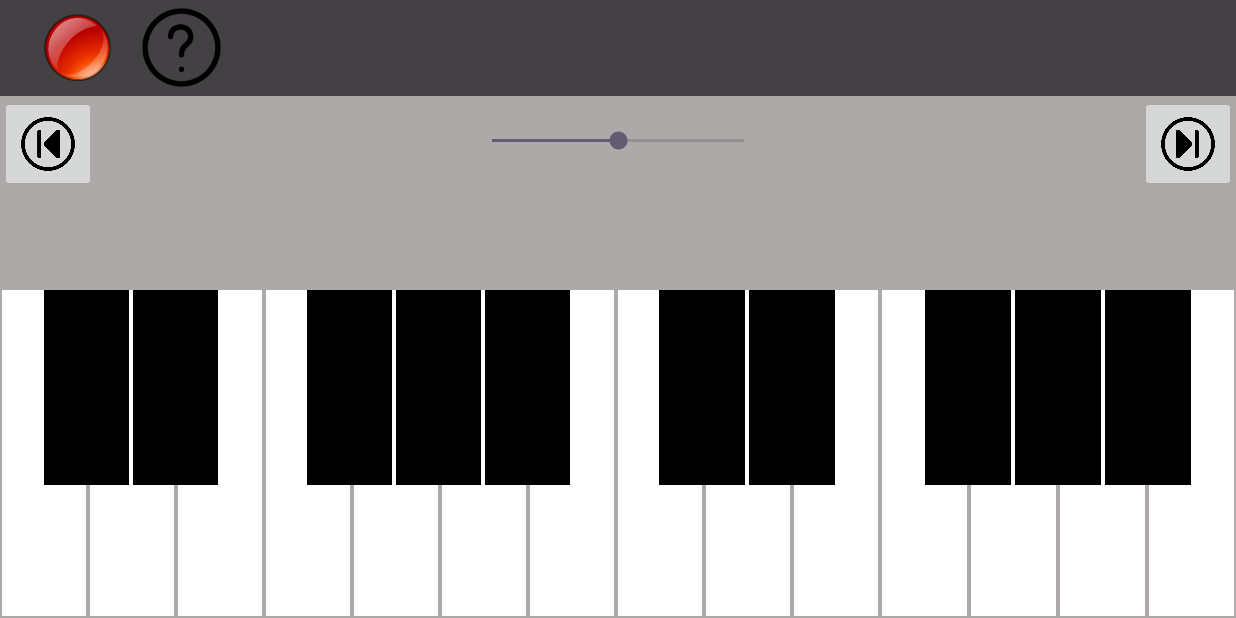
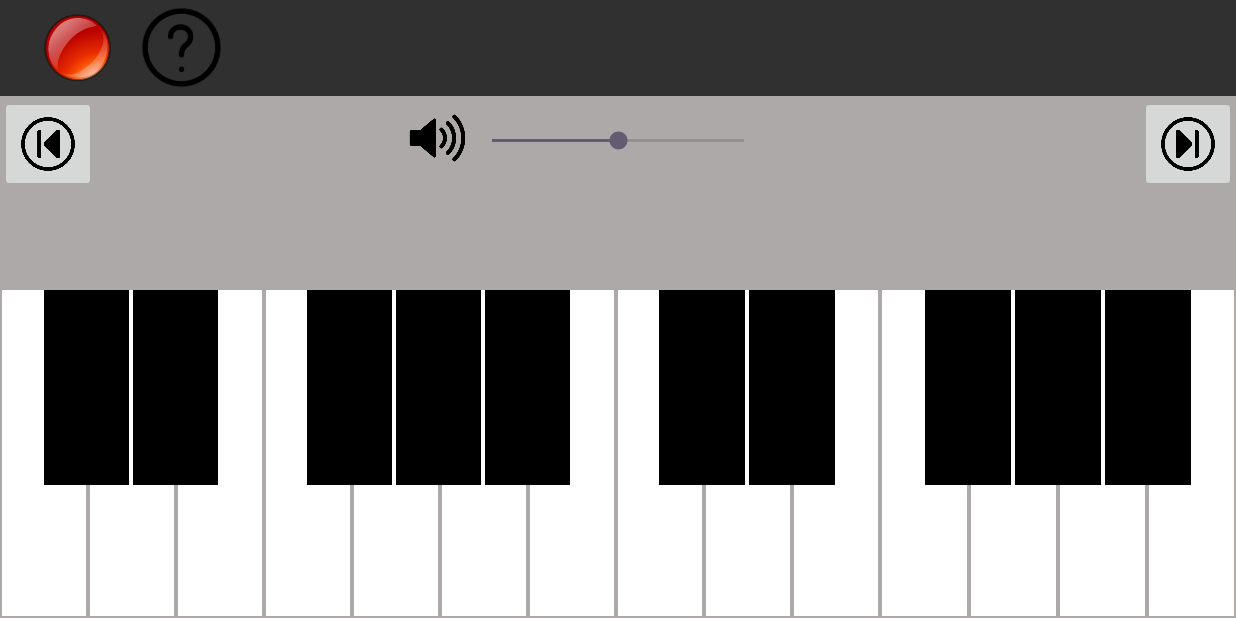
Before and after one commit to ItayB1301/PianoProject, an Android app: the FrontPageActivity screen opened directly, with no data from a screen before it, on a phone screen of 824 x 412 dp (held sideways). Run offline under Robolectric (Android 15) with nearby library versions, the phone set to English and light mode, and no system bars.

Commit message:
Initial commit

```diff
--- a/app/src/main/java/com/example/pianoproject/FrontPageActivity.java
+++ b/app/src/main/java/com/example/pianoproject/FrontPageActivity.java
@@ -11,8 +11,11 @@ import android.os.Handler;
 import android.util.Log;
 import android.view.MotionEvent;
 import android.view.View;
+import android.widget.Button;
 import android.widget.ImageButton;
+import android.widget.ImageView;
 import android.widget.SeekBar;
+import android.widget.Toast;
 
 
 import java.util.HashMap;
@@ -22,7 +25,7 @@ public class FrontPageActivity extends AppCompatActivity
         implements View.OnClickListener, SoundPool.OnLoadCompleteListener,
         View.OnTouchListener {
 
-
+    private boolean off=true;
     private float volumeLeft=0.5f;
     private float volumeRight=0.5f;
     private SoundPool soundPool;
@@ -92,6 +95,7 @@ public class FrontPageActivity extends AppCompatActivity
         }
 
 
+
         for(int i=0;i<arrBtnId.length;i++){
             map.put(arrBtnId[i],i);
         }
@@ -102,12 +106,19 @@ public class FrontPageActivity extends AppCompatActivity
 
         SeekBar sb = findViewById(R.id.seekBar);
         sb.setProgress((int)(volumeLeft * 100));
+
+        ImageView volume=findViewById(R.id.volume);
         sb.setOnSeekBarChangeListener(new SeekBar.OnSeekBarChangeListener() {
             @Override
             public void onProgressChanged(SeekBar seekBar, int progress, boolean fromUser) {
                 Log.e("FRONT", ""+progress);
                 volumeLeft = progress/100.0f;
                 volumeRight = progress/100.0f;
+                if(progress==0)
+                    volume.setImageResource(R.drawable.volume_off);
+                else
+                    volume.setImageResource(R.drawable.volume);
+
             }
 
             @Override
@@ -121,22 +132,34 @@ public class FrontPageActivity extends AppCompatActivity
             }
         });
 
+        ImageButton record=findViewById(R.id.rec);
+        record.setOnClickListener(new View.OnClickListener() {
+            @Override
+            public void onClick(View v) {
+                ImageButton recordBtn = (ImageButton)v;
+                if(off) {
+                    recordBtn.setImageResource(R.drawable.rec_active);
+                    Toast.makeText(FrontPageActivity.this,"Recording has Started", Toast.LENGTH_SHORT).show();
+                }
+
+                else if (!off) {
+                    recordBtn.setImageResource(R.drawable.rec);
+                    Toast.makeText(FrontPageActivity.this,"Recording has Stopped", Toast.LENGTH_SHORT).show();
+                }
+
+                off = !off;
+            }
+        });
     }
 
     @Override
     public void onClick(View v) {
+
+
         int pos = map.get(v.getId());
-//        ImageButton ib = (ImageButton) v;
-//
-//        if (pressed[pos]) {
-//            ib.setBackgroundColor(Color.GRAY);
-//        }
-//        else {
-//            ib.setBackgroundColor(Color.WHITE);
-//        }
-//        pressed[pos] = !pressed[pos];
         v.setBackgroundColor(Color.GRAY);
-        //soundPool.play(arrSoundId[pos ],volumeLeft,volumeRight,1,0,floatSpeed);
+
+
     }
 
 
--- a/app/src/main/java/com/example/pianoproject/HistoryActivity.java
+++ b/app/src/main/java/com/example/pianoproject/HistoryActivity.java
@@ -10,5 +10,6 @@ public class HistoryActivity extends AppCompatActivity {
     protected void onCreate(Bundle savedInstanceState) {
         super.onCreate(savedInstanceState);
         setContentView(R.layout.activity_history);
+
     }
 }
--- a/app/src/main/res/layout/activity_front_page.xml
+++ b/app/src/main/res/layout/activity_front_page.xml
@@ -11,21 +11,24 @@
         android:id="@+id/toolbar"
         android:layout_width="match_parent"
         android:layout_height="?attr/actionBarSize"
-        android:background="#DC323133"
+        android:background="#303030"
         android:theme="@style/ThemeOverlay.AppCompat.Dark.ActionBar"
         android:title="Piano">
 
-        <ImageView
+        <ImageButton
             android:id="@+id/rec"
             android:layout_width="70dp"
             android:layout_height="wrap_content"
+            android:background="#303030"
+            android:scrollbarSize="1dp"
             android:scaleType="centerCrop"
             app:srcCompat="@drawable/rec" />
 
-        <ImageView
+        <ImageButton
             android:id="@+id/helpbutton"
             android:layout_width="70dp"
             android:layout_height="wrap_content"
+            android:background="#303030"
             android:scaleType="centerCrop"
             app:srcCompat="@drawable/helpbutton" />
 
@@ -255,5 +258,15 @@
         android:layout_width="200dp"
         android:layout_height="60dp" />
 
+    <ImageView
+        android:id="@+id/volume"
+        android:layout_width="40dp"
+        android:layout_height="40dp"
+        android:layout_below="@id/toolbar"
+        android:layout_marginTop="8dp"
+        android:layout_toLeftOf="@id/seekBar"
+        android:scaleType="centerCrop"
+        android:src="@drawable/volume" />
+
 
 </RelativeLayout>
```
Also changed, not shown: app/src/main/res/drawable/rec_active.png (added), app/src/main/res/drawable/volume.png (added), app/src/main/res/drawable/volume_off.png (added).
